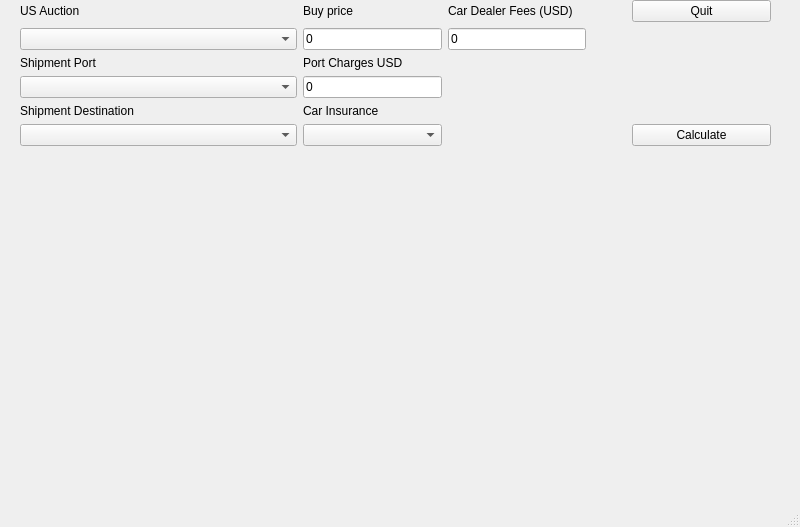
Qt form mainwindow.ui (C0nstanta/manheim) before a commit.
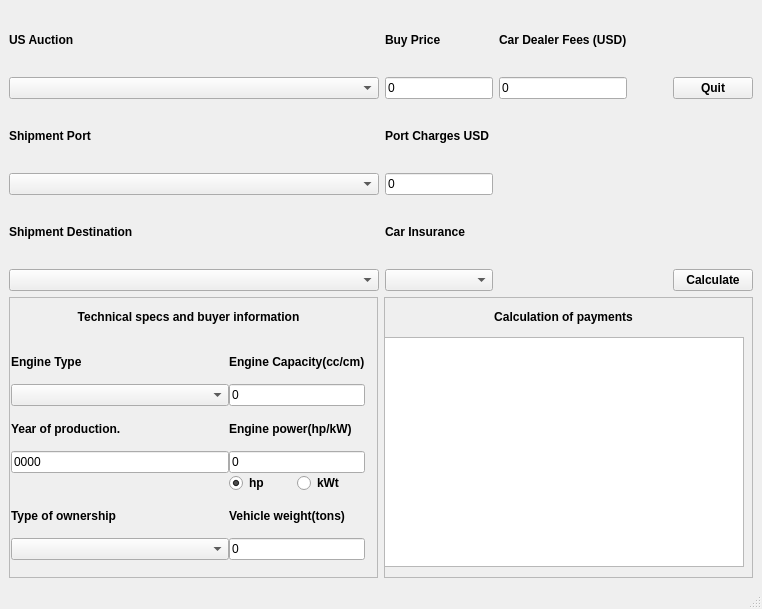
The same form after that commit.

The edit to the form file:
```diff
--- a/mainwindow.ui
+++ b/mainwindow.ui
@@ -6,175 +6,435 @@
    <rect>
     <x>0</x>
     <y>0</y>
-    <width>800</width>
-    <height>527</height>
+    <width>762</width>
+    <height>609</height>
    </rect>
   </property>
   <property name="windowTitle">
    <string>MainWindow</string>
   </property>
-  <widget class="QWidget" name="centralwidget">
-   <widget class="QWidget" name="widget" native="true">
-    <property name="geometry">
-     <rect>
-      <x>0</x>
-      <y>0</y>
-      <width>781</width>
-      <height>591</height>
-     </rect>
-    </property>
-    <widget class="QWidget" name="gridLayoutWidget">
-     <property name="geometry">
-      <rect>
-       <x>0</x>
-       <y>0</y>
-       <width>771</width>
-       <height>271</height>
-      </rect>
-     </property>
-     <layout class="QGridLayout" name="gridLayout" rowstretch="0,0,0,0,0,0,0,0,0,0" columnstretch="0,2,1,1,0,1">
-      <item row="4" column="2">
-       <widget class="QLineEdit" name="lEditPortCharges">
-        <property name="text">
-         <string>0</string>
+  <widget class="QWidget" name="centrawidget">
+   <layout class="QGridLayout" name="gridLayout_2">
+    <item row="0" column="0" colspan="2">
+     <layout class="QGridLayout" name="gridLayout" rowstretch="0,0,0,0,0,0,0" columnstretch="1,0,0,0,0">
+      <item row="6" column="4">
+       <widget class="QPushButton" name="pushButton">
+        <property name="font">
+         <font>
+          <bold>true</bold>
+         </font>
         </property>
-       </widget>
-      </item>
-      <item row="4" column="1">
-       <widget class="QComboBox" name="CB_USPortLoading"/>
-      </item>
-      <item row="1" column="5">
-       <widget class="QPushButton" name="pushButtonQuit">
         <property name="text">
-         <string>Quit</string>
-        </property>
-       </widget>
-      </item>
-      <item row="9" column="1">
-       <spacer name="horizontalSpacer">
-        <property name="orientation">
-         <enum>Qt::Orientation::Horizontal</enum>
-        </property>
-        <property name="sizeHint" stdset="0">
-         <size>
-          <width>40</width>
-          <height>20</height>
-         </size>
-        </property>
-       </spacer>
-      </item>
-      <item row="3" column="1">
-       <widget class="QLabel" name="lUSPort">
-        <property name="text">
-         <string>Shipment Port</string>
+         <string>Calculate</string>
         </property>
        </widget>
       </item>
       <item row="2" column="1">
-       <widget class="QComboBox" name="CB_Auction">
-        <property name="currentText">
-         <string extracomment="Auctions of USA"/>
-        </property>
-       </widget>
-      </item>
-      <item row="3" column="2">
        <widget class="QLabel" name="lPortCharges">
+        <property name="font">
+         <font>
+          <bold>true</bold>
+         </font>
+        </property>
         <property name="text">
          <string>Port Charges USD</string>
         </property>
        </widget>
       </item>
-      <item row="7" column="5">
-       <widget class="QPushButton" name="pushButton">
-        <property name="text">
-         <string>Calculate</string>
-        </property>
-       </widget>
-      </item>
-      <item row="5" column="2">
+      <item row="5" column="1">
        <widget class="QLabel" name="lCarInsurance">
+        <property name="font">
+         <font>
+          <bold>true</bold>
+         </font>
+        </property>
         <property name="text">
          <string>Car Insurance</string>
         </property>
        </widget>
       </item>
-      <item row="5" column="1">
-       <widget class="QLabel" name="lDestinationCountry">
-        <property name="text">
-         <string>Shipment Destination</string>
-        </property>
-       </widget>
+      <item row="1" column="0">
+       <widget class="QComboBox" name="CB_Auction"/>
+      </item>
+      <item row="6" column="0">
+       <widget class="QComboBox" name="mCBDestinationCountry"/>
       </item>
       <item row="1" column="3">
+       <spacer name="horizontalSpacer">
+        <property name="orientation">
+         <enum>Qt::Orientation::Horizontal</enum>
+        </property>
+        <property name="sizeHint" stdset="0">
+         <size>
+          <width>40</width>
+          <height>20</height>
+         </size>
+        </property>
+       </spacer>
+      </item>
+      <item row="2" column="0">
+       <widget class="QLabel" name="lUSPort">
+        <property name="font">
+         <font>
+          <bold>true</bold>
+         </font>
+        </property>
+        <property name="text">
+         <string>Shipment Port</string>
+        </property>
+       </widget>
+      </item>
+      <item row="4" column="1">
+       <widget class="QLineEdit" name="lEditPortCharges">
+        <property name="text">
+         <string>0</string>
+        </property>
+       </widget>
+      </item>
+      <item row="0" column="2">
        <widget class="QLabel" name="lCarDealerFee">
+        <property name="font">
+         <font>
+          <bold>true</bold>
+         </font>
+        </property>
         <property name="text">
          <string>Car Dealer Fees (USD)</string>
         </property>
        </widget>
       </item>
-      <item row="7" column="1">
-       <widget class="QComboBox" name="mCBDestinationCountry"/>
-      </item>
-      <item row="2" column="2">
-       <widget class="QLineEdit" name="lEditBrokerFees">
-        <property name="text">
-         <string>0</string>
+      <item row="1" column="4">
+       <widget class="QPushButton" name="pushButtonQuit">
+        <property name="font">
+         <font>
+          <bold>true</bold>
+         </font>
         </property>
-       </widget>
-      </item>
-      <item row="7" column="2">
-       <widget class="QComboBox" name="CB_CarInsurance"/>
-      </item>
-      <item row="2" column="3">
-       <widget class="QLineEdit" name="lEditCarDealerFees">
         <property name="text">
-         <string>0</string>
+         <string>Quit</string>
         </property>
        </widget>
       </item>
-      <item row="1" column="2">
-       <widget class="QLabel" name="lAuctionPrice">
-        <property name="text">
-         <string>Buy price</string>
-        </property>
-       </widget>
-      </item>
-      <item row="1" column="1">
+      <item row="0" column="0">
        <widget class="QLabel" name="lAuction">
+        <property name="font">
+         <font>
+          <bold>true</bold>
+         </font>
+        </property>
         <property name="text">
          <string>US Auction</string>
         </property>
        </widget>
       </item>
-      <item row="9" column="0">
-       <spacer name="verticalSpacer">
-        <property name="orientation">
-         <enum>Qt::Orientation::Vertical</enum>
+      <item row="1" column="2">
+       <widget class="QLineEdit" name="lEditCarDealerFees">
+        <property name="text">
+         <string>0</string>
         </property>
-        <property name="sizeHint" stdset="0">
-         <size>
-          <width>20</width>
-          <height>40</height>
-         </size>
+       </widget>
+      </item>
+      <item row="4" column="0">
+       <widget class="QComboBox" name="CB_USPortLoading"/>
+      </item>
+      <item row="6" column="1">
+       <widget class="QComboBox" name="CB_CarInsurance"/>
+      </item>
+      <item row="1" column="1">
+       <widget class="QLineEdit" name="lEditBrokerFees">
+        <property name="text">
+         <string>0</string>
         </property>
-       </spacer>
+       </widget>
       </item>
-      <item row="9" column="4">
-       <spacer name="horizontalSpacer_2">
-        <property name="orientation">
-         <enum>Qt::Orientation::Horizontal</enum>
+      <item row="5" column="0">
+       <widget class="QLabel" name="lDestinationCountry">
+        <property name="font">
+         <font>
+          <bold>true</bold>
+         </font>
         </property>
-        <property name="sizeHint" stdset="0">
-         <size>
-          <width>40</width>
-          <height>20</height>
-         </size>
+        <property name="text">
+         <string>Shipment Destination</string>
         </property>
-       </spacer>
+       </widget>
       </item>
+      <item row="0" column="1">
+       <widget class="QLabel" name="lAuctionPrice">
+        <property name="font">
+         <font>
+          <bold>true</bold>
+         </font>
+        </property>
+        <property name="text">
+         <string>Buy Price</string>
+        </property>
+       </widget>
+      </item>
      </layout>
-    </widget>
-   </widget>
+    </item>
+    <item row="1" column="0">
+     <layout class="QGridLayout" name="gridLayout_4">
+      <item row="0" column="0">
+       <widget class="QFrame" name="CarDataFrame">
+        <property name="frameShape">
+         <enum>QFrame::Shape::StyledPanel</enum>
+        </property>
+        <property name="frameShadow">
+         <enum>QFrame::Shadow::Raised</enum>
+        </property>
+        <widget class="QWidget" name="verticalLayoutWidget_3">
+         <property name="geometry">
+          <rect>
+           <x>-1</x>
+           <y>-1</y>
+           <width>361</width>
+           <height>41</height>
+          </rect>
+         </property>
+         <layout class="QVBoxLayout" name="verticalLayout_5">
+          <item>
+           <widget class="QLabel" name="lCarDataSpecs">
+            <property name="font">
+             <font>
+              <bold>true</bold>
+             </font>
+            </property>
+            <property name="text">
+             <string>Technical specs and buyer information</string>
+            </property>
+            <property name="alignment">
+             <set>Qt::AlignmentFlag::AlignCenter</set>
+            </property>
+           </widget>
+          </item>
+         </layout>
+        </widget>
+        <widget class="QWidget" name="formLayoutWidget">
+         <property name="geometry">
+          <rect>
+           <x>-1</x>
+           <y>39</y>
+           <width>361</width>
+           <height>226</height>
+          </rect>
+         </property>
+         <layout class="QGridLayout" name="gridLayout_3" columnstretch="2,0,0">
+          <property name="leftMargin">
+           <number>3</number>
+          </property>
+          <property name="topMargin">
+           <number>3</number>
+          </property>
+          <property name="rightMargin">
+           <number>4</number>
+          </property>
+          <property name="bottomMargin">
+           <number>2</number>
+          </property>
+          <property name="spacing">
+           <number>0</number>
+          </property>
+          <item row="3" column="0" colspan="2">
+           <widget class="QLineEdit" name="LE_YearProduct">
+            <property name="text">
+             <string>0000</string>
+            </property>
+           </widget>
+          </item>
+          <item row="0" column="0" colspan="2">
+           <widget class="QLabel" name="lEngineType">
+            <property name="font">
+             <font>
+              <bold>true</bold>
+             </font>
+            </property>
+            <property name="text">
+             <string>Engine Type</string>
+            </property>
+           </widget>
+          </item>
+          <item row="0" column="2">
+           <widget class="QLabel" name="label_2">
+            <property name="font">
+             <font>
+              <bold>true</bold>
+             </font>
+            </property>
+            <property name="text">
+             <string>Engine Capacity(cc/cm)</string>
+            </property>
+           </widget>
+          </item>
+          <item row="5" column="2">
+           <widget class="QLabel" name="label_5">
+            <property name="font">
+             <font>
+              <bold>true</bold>
+             </font>
+            </property>
+            <property name="text">
+             <string>Vehicle weight(tons)</string>
+            </property>
+           </widget>
+          </item>
+          <item row="5" column="0" colspan="2">
+           <widget class="QLabel" name="label_4">
+            <property name="font">
+             <font>
+              <bold>true</bold>
+             </font>
+            </property>
+            <property name="text">
+             <string>Type of ownership</string>
+            </property>
+           </widget>
+          </item>
+          <item row="1" column="2">
+           <widget class="QLineEdit" name="LE_EngineCapacity">
+            <property name="text">
+             <string>0</string>
+            </property>
+           </widget>
+          </item>
+          <item row="1" column="0" colspan="2">
+           <widget class="QComboBox" name="CB_EngineType"/>
+          </item>
+          <item row="2" column="2">
+           <widget class="QLabel" name="label_3">
+            <property name="font">
+             <font>
+              <italic>false</italic>
+              <bold>true</bold>
+             </font>
+            </property>
+            <property name="text">
+             <string>Engine power(hp/kW)</string>
+            </property>
+           </widget>
+          </item>
+          <item row="2" column="0" colspan="2">
+           <widget class="QLabel" name="label">
+            <property name="font">
+             <font>
+              <italic>false</italic>
+              <bold>true</bold>
+             </font>
+            </property>
+            <property name="text">
+             <string>Year of production.</string>
+            </property>
+            <property name="wordWrap">
+             <bool>false</bool>
+            </property>
+           </widget>
+          </item>
+          <item row="6" column="0" colspan="2">
+           <widget class="QComboBox" name="CB_OwnerType"/>
+          </item>
+          <item row="6" column="2">
+           <widget class="QLineEdit" name="LE_VehicleWeight">
+            <property name="text">
+             <string>0</string>
+            </property>
+           </widget>
+          </item>
+          <item row="3" column="2">
+           <widget class="QLineEdit" name="lineEdit_2">
+            <property name="text">
+             <string>0</string>
+            </property>
+           </widget>
+          </item>
+          <item row="4" column="2">
+           <layout class="QHBoxLayout" name="horizontalLayout_radioButtons">
+            <item>
+             <widget class="QRadioButton" name="radioButton_hp">
+              <property name="font">
+               <font>
+                <bold>true</bold>
+               </font>
+              </property>
+              <property name="text">
+               <string>hp</string>
+              </property>
+              <property name="checked">
+               <bool>true</bool>
+              </property>
+             </widget>
+            </item>
+            <item>
+             <widget class="QRadioButton" name="radioButton_kwt">
+              <property name="font">
+               <font>
+                <bold>true</bold>
+               </font>
+              </property>
+              <property name="text">
+               <string>kWt</string>
+              </property>
+             </widget>
+            </item>
+           </layout>
+          </item>
+         </layout>
+        </widget>
+       </widget>
+      </item>
+     </layout>
+    </item>
+    <item row="1" column="1">
+     <layout class="QVBoxLayout" name="verticalLayout_4">
+      <item>
+       <widget class="QFrame" name="CostCalculationFrame">
+        <property name="frameShape">
+         <enum>QFrame::Shape::StyledPanel</enum>
+        </property>
+        <property name="frameShadow">
+         <enum>QFrame::Shadow::Raised</enum>
+        </property>
+        <widget class="QWidget" name="verticalLayoutWidget_4">
+         <property name="geometry">
+          <rect>
+           <x>-1</x>
+           <y>-1</y>
+           <width>361</width>
+           <height>41</height>
+          </rect>
+         </property>
+         <layout class="QVBoxLayout" name="verticalLayout_6">
+          <item>
+           <widget class="QLabel" name="lCalculation">
+            <property name="font">
+             <font>
+              <bold>true</bold>
+             </font>
+            </property>
+            <property name="text">
+             <string>Calculation of payments</string>
+            </property>
+            <property name="alignment">
+             <set>Qt::AlignmentFlag::AlignCenter</set>
+            </property>
+           </widget>
+          </item>
+         </layout>
+        </widget>
+        <widget class="QTextEdit" name="textEdit">
+         <property name="geometry">
+          <rect>
+           <x>0</x>
+           <y>40</y>
+           <width>360</width>
+           <height>230</height>
+          </rect>
+         </property>
+        </widget>
+       </widget>
+      </item>
+     </layout>
+    </item>
+   </layout>
   </widget>
   <widget class="QStatusBar" name="statusbar"/>
  </widget>
```
